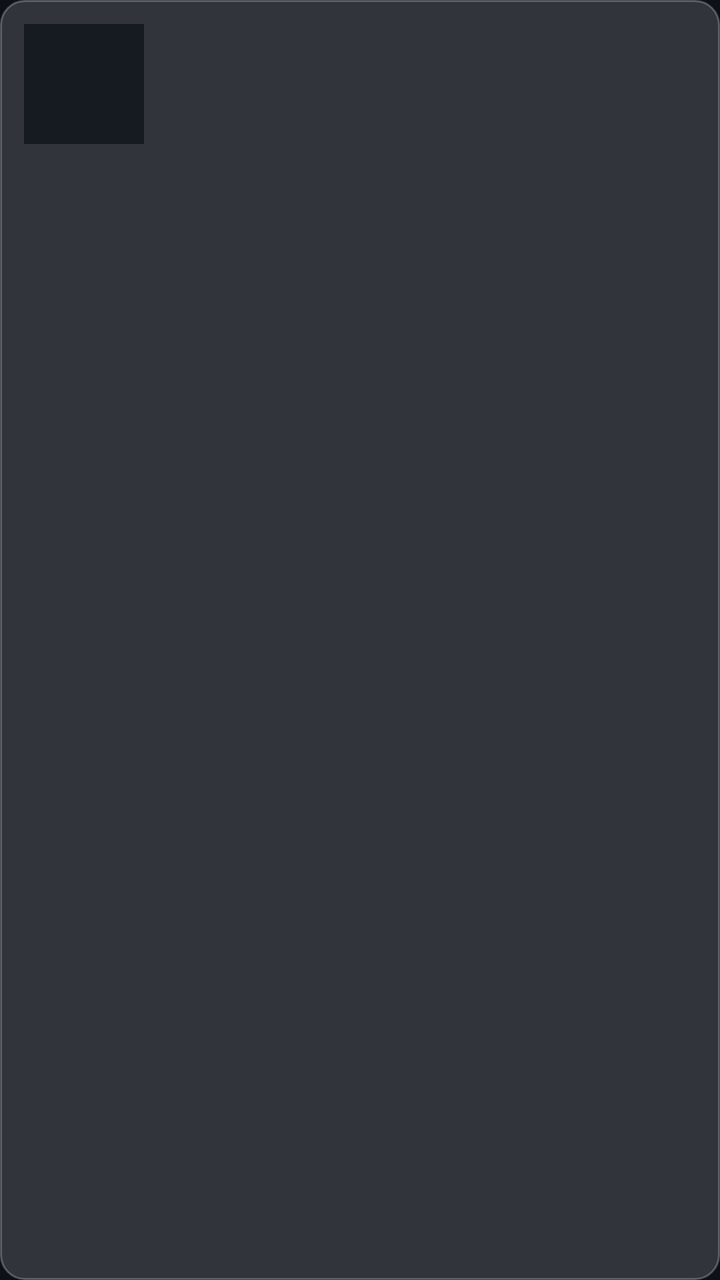
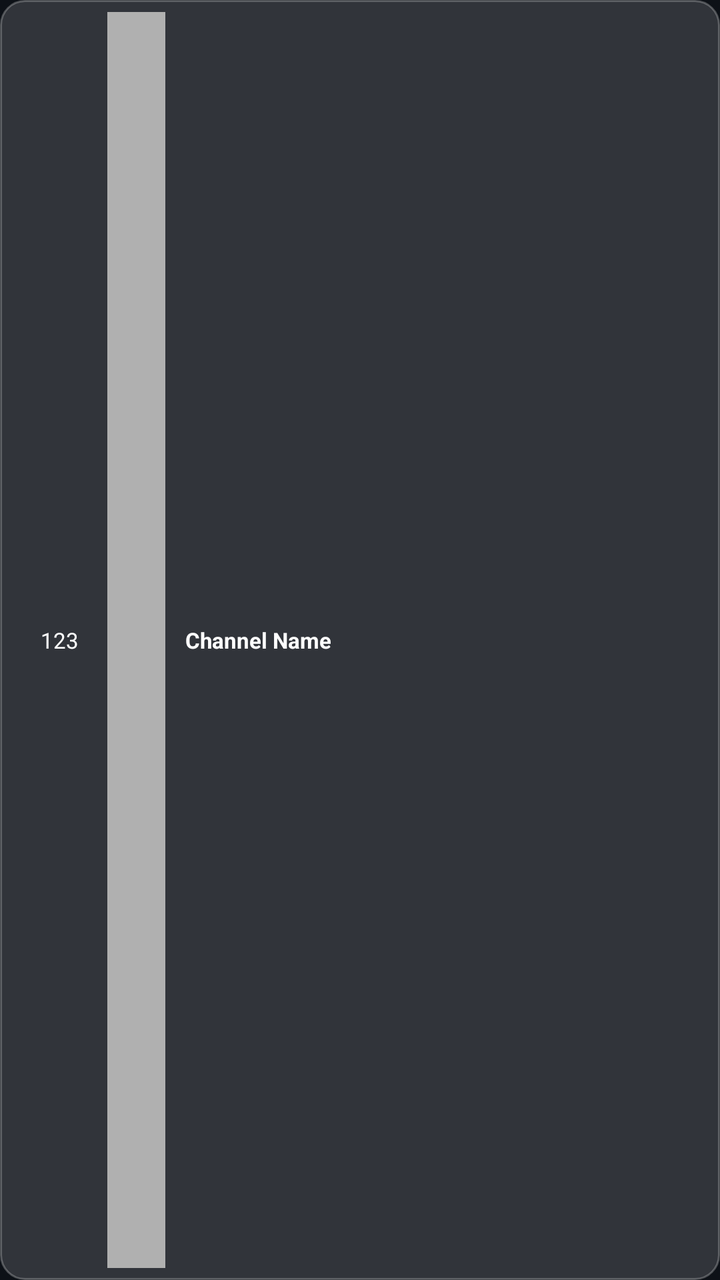

An Android layout rendered at two revisions. The XML below is the earlier revision; the diff shows what the commit changed to produce the second picture.
<!-- AndroidManifest.xml: application theme AppTheme -->
<!-- res/layout/item_channel.xml -->
<?xml version="1.0" encoding="utf-8"?>
<LinearLayout xmlns:android="http://schemas.android.com/apk/res/android"
    android:layout_width="match_parent"
    android:layout_height="wrap_content"
    android:orientation="horizontal"
    android:background="@drawable/channel_item_background"
    android:padding="12dp"
    android:layout_marginBottom="8dp"
    android:focusable="true"
    android:clickable="true">

    
    <TextView
        android:id="@+id/reorderIndicator"
        android:layout_width="wrap_content"
        android:layout_height="wrap_content"
        android:layout_gravity="center_vertical"
        android:text="►"
        android:textColor="@color/accent_blue"
        android:textSize="24sp"
        android:textStyle="bold"
        android:visibility="gone"
        android:layout_marginEnd="8dp" />

    <ImageView
        android:id="@+id/channelIcon"
        android:layout_width="60dp"
        android:layout_height="60dp"
        android:scaleType="centerCrop"
        android:background="@color/card_background"
        android:contentDescription="@string/app_name" />

    <LinearLayout
        android:layout_width="0dp"
        android:layout_height="wrap_content"
        android:layout_weight="1"
        android:orientation="vertical"
        android:layout_marginStart="12dp"
        android:layout_gravity="center_vertical">

        <TextView
            android:id="@+id/channelName"
            android:layout_width="match_parent"
            android:layout_height="wrap_content"
            android:textColor="@color/text_primary"
            android:textSize="16sp"
            android:textStyle="bold"
            android:maxLines="1"
            android:ellipsize="end" />

        <TextView
            android:id="@+id/channelNumber"
            android:layout_width="match_parent"
            android:layout_height="wrap_content"
            android:textColor="@color/text_secondary"
            android:textSize="14sp"
            android:maxLines="1"
            android:layout_marginTop="4dp" />

    </LinearLayout>

    <TextView
        android:id="@+id/favoriteIndicator"
        android:layout_width="wrap_content"
        android:layout_height="wrap_content"
        android:layout_gravity="center_vertical"
        android:text="❤"
        android:textColor="@color/error_color"
        android:textSize="20sp"
        android:visibility="gone"
        android:layout_marginStart="8dp" />

</LinearLayout>
<!-- resources referenced by this layout -->
<resources>
  <color name="accent_blue">#64B5F6</color>
  <color name="card_background">#161B22</color>
  <color name="error_color">#F44336</color>
  <color name="text_primary">#FFFFFF</color>
  <color name="text_secondary">#B0B0B0</color>
  <!-- drawable channel_item_background (drawable) -->
  <?xml version="1.0" encoding="utf-8"?>
  <selector xmlns:android="http://schemas.android.com/apk/res/android">
      <item android:state_focused="true">
          <shape android:shape="rectangle">
              <solid android:color="@color/focus_background" />
              <stroke
                  android:width="2dp"
                  android:color="@color/focus_color" />
              <corners android:radius="12dp" />
          </shape>
      </item>
      <item>
          <shape android:shape="rectangle">
              <solid android:color="@color/glassmorphism_background" />
              <stroke
                  android:width="1dp"
                  android:color="@color/glassmorphism_stroke" />
              <corners android:radius="12dp" />
          </shape>
      </item>
  </selector>
  <string name="app_name">Alaa IPTV</string>
  <style name="AppTheme" parent="Theme.AppCompat.NoActionBar">
          
          <item name="colorPrimary">@color/primary_blue</item>
          <item name="colorPrimaryDark">@color/dark_background</item>
          <item name="colorAccent">@color/accent_blue</item>
  
          
          <item name="android:windowBackground">@color/dark_background</item>
          <item name="android:colorBackground">@color/dark_background</item>
  
          
          <item name="android:textColorPrimary">@color/text_primary</item>
          <item name="android:textColorSecondary">@color/text_secondary</item>
  
          
          <item name="android:windowDrawsSystemBarBackgrounds">true</item>
      </style>
  <color name="focus_background">#332196F3</color>
  <color name="focus_color">#2196F3</color>
  <color name="glassmorphism_background">#26FFFFFF</color>
  <color name="glassmorphism_stroke">#40FFFFFF</color>
  <color name="primary_blue">#2196F3</color>
  <color name="dark_background">#0D1117</color>
</resources>

<!-- the commit's change to res/layout/item_channel.xml (unified diff, before → after) -->
@@ -1,13 +1,71 @@
 <?xml version="1.0" encoding="utf-8"?>
-<LinearLayout xmlns:android="http://schemas.android.com/apk/res/android"
+<LinearLayout 
+    xmlns:android="http://schemas.android.com/apk/res/android"
+    android:id="@+id/rootLayout"
     android:layout_width="match_parent"
     android:layout_height="wrap_content"
     android:orientation="horizontal"
     android:background="@drawable/channel_item_background"
-    android:padding="12dp"
-    android:layout_marginBottom="8dp"
+    android:padding="4dp"
+    android:minHeight="32dp"
     android:focusable="true"
     android:clickable="true">
+
+    
+    <TextView
+        android:id="@+id/channelNumber"
+        android:layout_width="0dp"
+        android:layout_height="match_parent"
+        android:layout_weight="0.15"
+        android:gravity="center"
+        android:text="123"
+        android:textColor="@color/text_primary"
+        android:textSize="11sp"
+        android:singleLine="true"
+        android:layout_marginStart="4dp"/>
+
+    
+    <ImageView
+        android:id="@+id/channelIcon"
+        android:layout_width="0dp"
+        android:layout_height="match_parent"
+        android:layout_weight="0.1"
+        android:layout_margin="2dp"
+        android:padding="2dp"
+        android:background="@color/text_secondary"
+        android:scaleType="fitCenter"
+        android:contentDescription="@string/app_name"/>
+
+    
+    <TextView
+        android:id="@+id/channelName"
+        android:layout_width="0dp"
+        android:layout_height="match_parent"
+        android:layout_weight="0.9"
+        android:gravity="start|center_vertical"
+        android:text="Channel Name"
+        android:textColor="@color/text_primary"
+        android:textSize="11sp"
+        android:textStyle="bold"
+        android:singleLine="true"
+        android:ellipsize="marquee"
+        android:scrollHorizontally="true"
+        android:marqueeRepeatLimit="marquee_forever"
+        android:focusable="true"
+        android:layout_marginStart="8dp"/>
+
+    
+    <ImageView
+        android:id="@+id/favoriteIndicator"
+        android:layout_width="0dp"
+        android:layout_height="match_parent"
+        android:layout_weight="0.1"
+        android:padding="4dp"
+        android:focusable="false"
+        android:src="@drawable/app_banner"
+        android:scaleType="fitCenter"
+        android:contentDescription="@string/app_name"
+        android:visibility="gone"/>
 
     
     <TextView
@@ -17,57 +75,9 @@
         android:layout_gravity="center_vertical"
         android:text="►"
         android:textColor="@color/accent_blue"
-        android:textSize="24sp"
+        android:textSize="16sp"
         android:textStyle="bold"
         android:visibility="gone"
-        android:layout_marginEnd="8dp" />
-
-    <ImageView
-        android:id="@+id/channelIcon"
-        android:layout_width="60dp"
-        android:layout_height="60dp"
-        android:scaleType="centerCrop"
-        android:background="@color/card_background"
-        android:contentDescription="@string/app_name" />
-
-    <LinearLayout
-        android:layout_width="0dp"
-        android:layout_height="wrap_content"
-        android:layout_weight="1"
-        android:orientation="vertical"
-        android:layout_marginStart="12dp"
-        android:layout_gravity="center_vertical">
-
-        <TextView
-            android:id="@+id/channelName"
-            android:layout_width="match_parent"
-            android:layout_height="wrap_content"
-            android:textColor="@color/text_primary"
-            android:textSize="16sp"
-            android:textStyle="bold"
-            android:maxLines="1"
-            android:ellipsize="end" />
-
-        <TextView
-            android:id="@+id/channelNumber"
-            android:layout_width="match_parent"
-            android:layout_height="wrap_content"
-            android:textColor="@color/text_secondary"
-            android:textSize="14sp"
-            android:maxLines="1"
-            android:layout_marginTop="4dp" />
-
-    </LinearLayout>
-
-    <TextView
-        android:id="@+id/favoriteIndicator"
-        android:layout_width="wrap_content"
-        android:layout_height="wrap_content"
-        android:layout_gravity="center_vertical"
-        android:text="❤"
-        android:textColor="@color/error_color"
-        android:textSize="20sp"
-        android:visibility="gone"
-        android:layout_marginStart="8dp" />
+        android:layout_marginStart="4dp"/>
 
 </LinearLayout>
<!-- resource entries referenced after the edit -->
@@ -1,10 +1,23 @@
 <!-- resources referenced by this layout -->
 <resources>
   <color name="accent_blue">#64B5F6</color>
-  <color name="card_background">#161B22</color>
-  <color name="error_color">#F44336</color>
   <color name="text_primary">#FFFFFF</color>
   <color name="text_secondary">#B0B0B0</color>
+  <!-- drawable app_banner (drawable) -->
+  <vector xmlns:android="http://schemas.android.com/apk/res/android"
+      android:width="320dp"
+      android:height="180dp"
+      android:viewportWidth="320"
+      android:viewportHeight="180">
+      <path
+          android:fillColor="@color/primary_blue"
+          android:pathData="M0,0h320v180h-320z"/>
+      <path
+          android:fillColor="#FFFFFF"
+          android:pathData="M160,70 L160,110 M140,90 L180,90"
+          android:strokeWidth="4"
+          android:strokeColor="#FFFFFF"/>
+  </vector>
   <!-- drawable channel_item_background (drawable) -->
   <?xml version="1.0" encoding="utf-8"?>
   <selector xmlns:android="http://schemas.android.com/apk/res/android">
